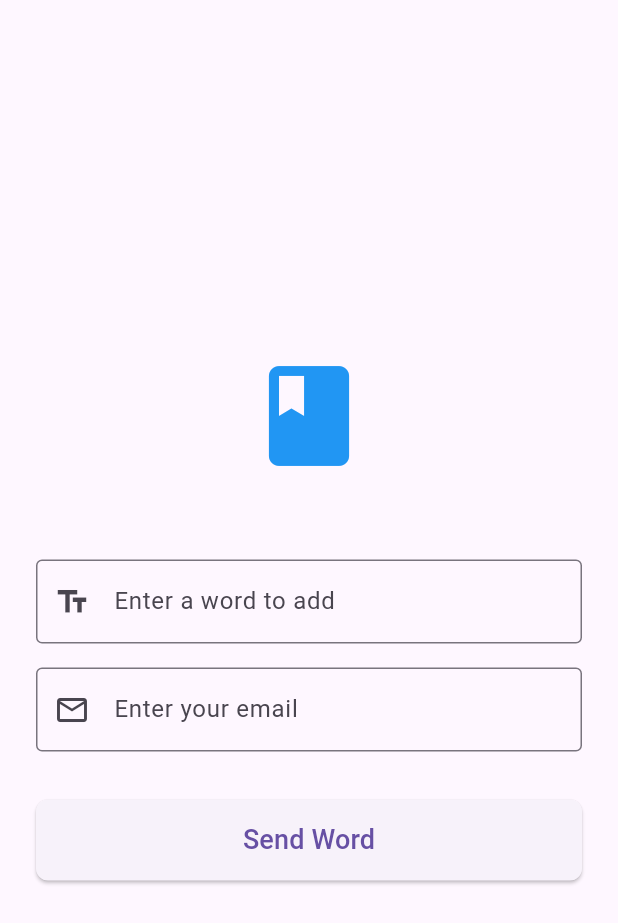
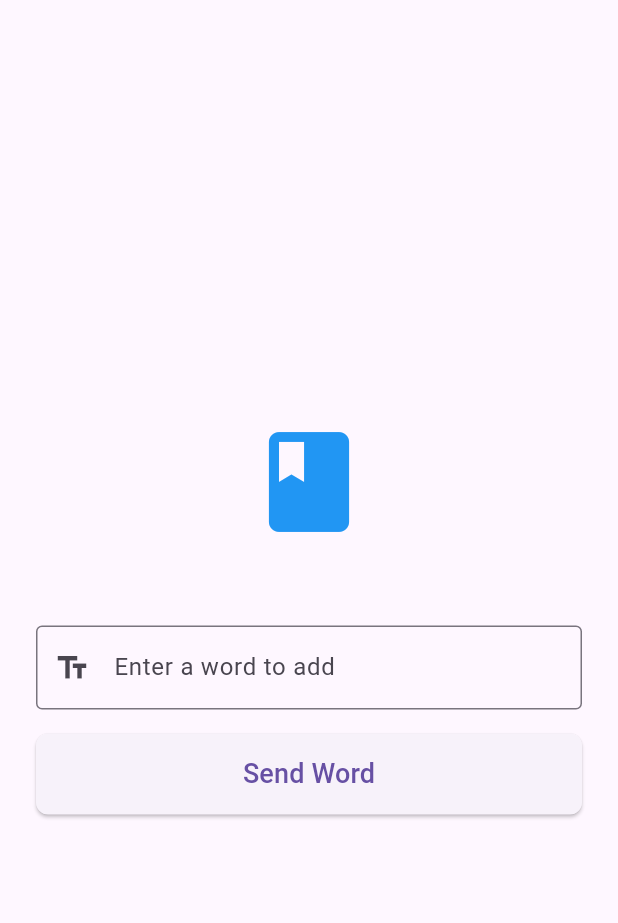
Before and after one commit to OlegVasilievCS/AI-Anki-KOReader-Patch, a Flutter app: the screen it shows once a user with an empty profile is signed in, on a phone screen of 412 x 824 dp. Shown: the top 923 px of the screen. Run offline on Flutter 3.47's test engine with Material 3 defaults, Android fonts, the phone set to English and light mode, and no system bars; our stand-ins replace firebase_core, firebase_messaging, flutter_dotenv, flutter_local_notifications, google_sign_in, supabase_flutter; accounts and stored records are empty; generated files the repository leaves out were written again; network calls fail.

```diff
--- a/flutter_frontend/lib/landing_page.dart
+++ b/flutter_frontend/lib/landing_page.dart
@@ -26,7 +26,7 @@ class _LandingPageState extends State<LandingPage> {
     const String localUrlPhone = 'http://192.168.2.39:8080/send'; //Local phone
     const String prodUrl = 'https://anki-backend-733978988444.us-central1.run.app/send';
     return http.post(
-      Uri.parse(localUrlEmulator),
+      Uri.parse(localUrlPhone),
       headers: <String, String>{
         'Content-Type': 'application/json; charset=UTF-8',
       },
@@ -62,16 +62,16 @@ class _LandingPageState extends State<LandingPage> {
               ),
               const SizedBox(height: 16),
 
-              TextField(
-                keyboardType: TextInputType.emailAddress,
-                decoration: const InputDecoration(
-                  labelText: 'Enter your email',
-                  prefixIcon: Icon(Icons.email_outlined),
-                  border: OutlineInputBorder(),
-                ),
-                onChanged: (value) => setState(() => _userEmail = value),
-              ),
-              const SizedBox(height: 32),
+              // TextField(
+              //   keyboardType: TextInputType.emailAddress,
+              //   decoration: const InputDecoration(
+              //     labelText: 'Enter your email',
+              //     prefixIcon: Icon(Icons.email_outlined),
+              //     border: OutlineInputBorder(),
+              //   ),
+              //   onChanged: (value) => setState(() => _userEmail = value),
+              // ),
+              // const SizedBox(height: 32),
 
               ElevatedButton(
                 style: ElevatedButton.styleFrom(
--- a/flutter_frontend/lib/services/RegisterTokenService.dart
+++ b/flutter_frontend/lib/services/RegisterTokenService.dart
@@ -16,7 +16,7 @@ class Registertokenservice {
 
     if (token != null){
       await http.post(
-        Uri.parse(localUrlEmulatorToken),
+        Uri.parse(localUrlPhone),
         body: jsonEncode({'email': email, 'fcm_token': token}),
         headers: {'Content-Type': 'application/json'},
       );
```
Also changed, not shown: flutter_frontend/lib/screens/login_screen.dart (+1 -10 lines), 1 other file.
